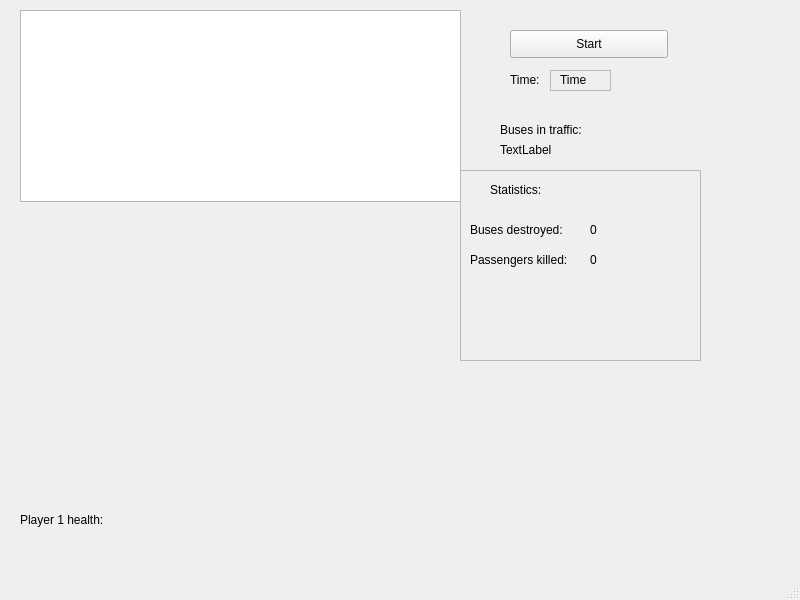
kanniai/tuni-programming, file Game/mainwindow.ui: the form before one commit.
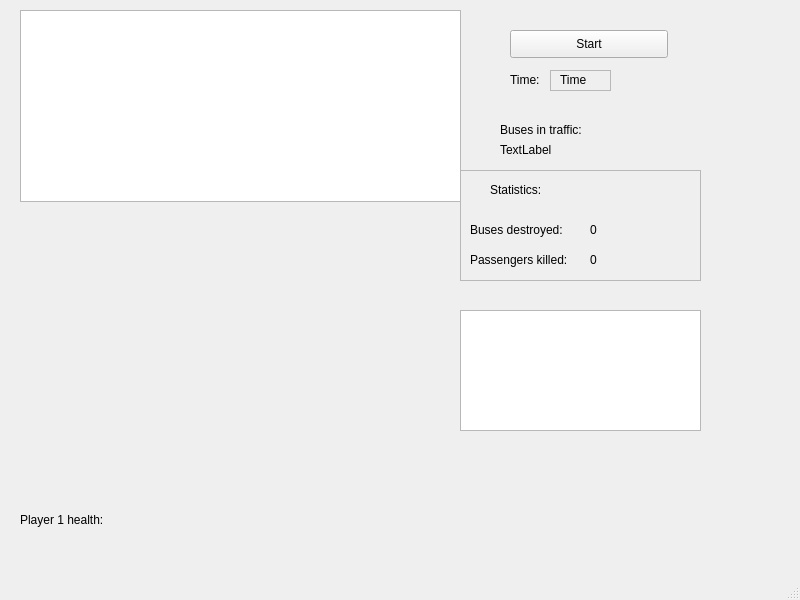
The form after the commit.

The edit to the form file:
```diff
--- a/Game/mainwindow.ui
+++ b/Game/mainwindow.ui
@@ -163,7 +163,7 @@
       <x>460</x>
       <y>170</y>
       <width>241</width>
-      <height>191</height>
+      <height>111</height>
      </rect>
     </property>
     <property name="frameShape">
@@ -264,6 +264,16 @@
      <string/>
     </property>
    </widget>
+   <widget class="QTextBrowser" name="top10">
+    <property name="geometry">
+     <rect>
+      <x>460</x>
+      <y>310</y>
+      <width>241</width>
+      <height>121</height>
+     </rect>
+    </property>
+   </widget>
   </widget>
   <widget class="QMenuBar" name="menubar">
    <property name="geometry">
```
